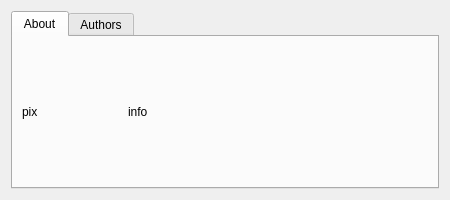
The window that src/dialogabout.ui (artemvlas/veretino) describes before a commit, drawn with Qt 5.
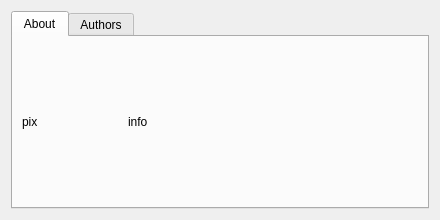
The same window after the commit.

```diff
--- a/src/dialogabout.ui
+++ b/src/dialogabout.ui
@@ -6,8 +6,8 @@
    <rect>
     <x>0</x>
     <y>0</y>
-    <width>450</width>
-    <height>200</height>
+    <width>440</width>
+    <height>220</height>
    </rect>
   </property>
   <property name="windowTitle">
```
